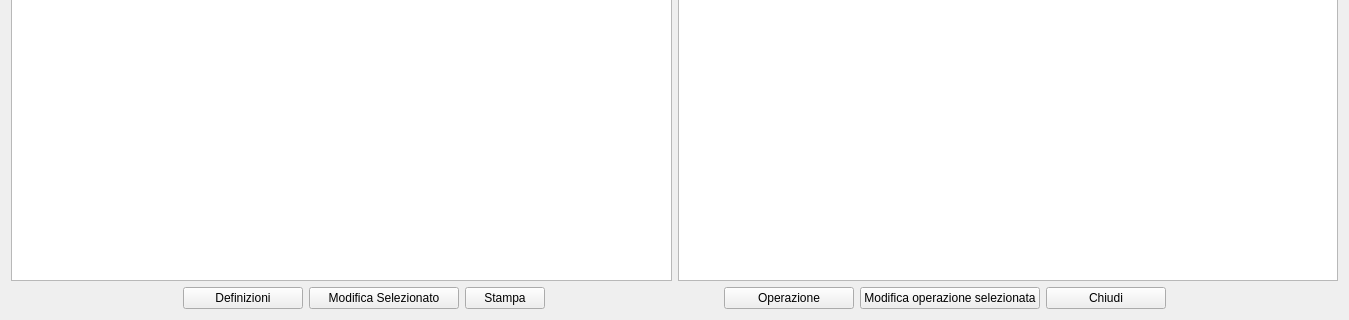
First picture: the form in ftoverview.ui, repository fblabs/CLTags, before the edit; both pictures show x 0 to 1349 and y 199 to 519 of the 1349 by 519 pixel window.
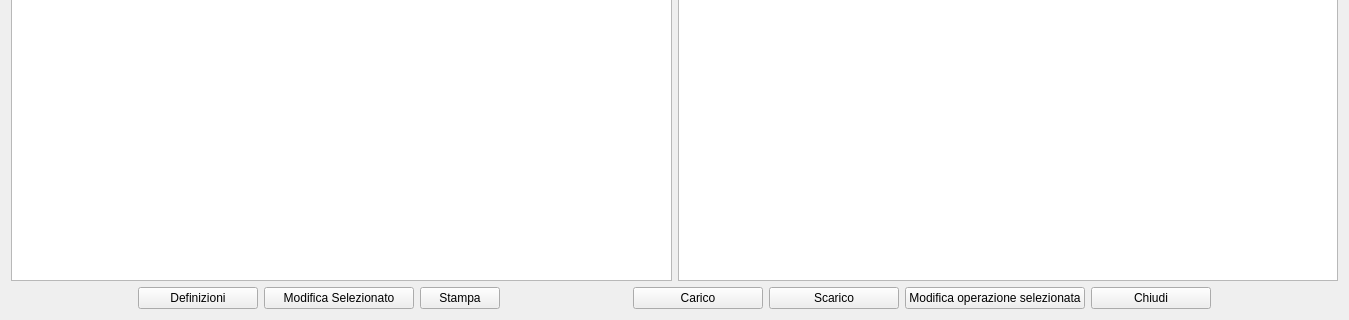
Second picture: the form after the edit. Icons and pictures are not drawn.

```diff
--- a/ftoverview.ui
+++ b/ftoverview.ui
@@ -387,11 +387,40 @@
         </size>
        </property>
        <property name="text">
-        <string>Operazione</string>
+        <string>Carico</string>
        </property>
        <property name="icon">
         <iconset resource="resources.qrc">
-         <normaloff>:/resources/icons/8707831_tool_icon.png</normaloff>:/resources/icons/8707831_tool_icon.png</iconset>
+         <normaloff>:/resources/icons/8721738_add_plus_+_icon.png</normaloff>:/resources/icons/8721738_add_plus_+_icon.png</iconset>
+       </property>
+       <property name="iconSize">
+        <size>
+         <width>32</width>
+         <height>32</height>
+        </size>
+       </property>
+      </widget>
+     </item>
+     <item>
+      <widget class="QPushButton" name="pb_Scarico">
+       <property name="minimumSize">
+        <size>
+         <width>130</width>
+         <height>0</height>
+        </size>
+       </property>
+       <property name="maximumSize">
+        <size>
+         <width>130</width>
+         <height>16777215</height>
+        </size>
+       </property>
+       <property name="text">
+        <string>Scarico</string>
+       </property>
+       <property name="icon">
+        <iconset resource="resources.qrc">
+         <normaloff>:/resources/icons/Minus.PNG</normaloff>:/resources/icons/Minus.PNG</iconset>
        </property>
        <property name="iconSize">
         <size>
```
Left out of the diff: 2 changed lines with no effect on the pictures.
